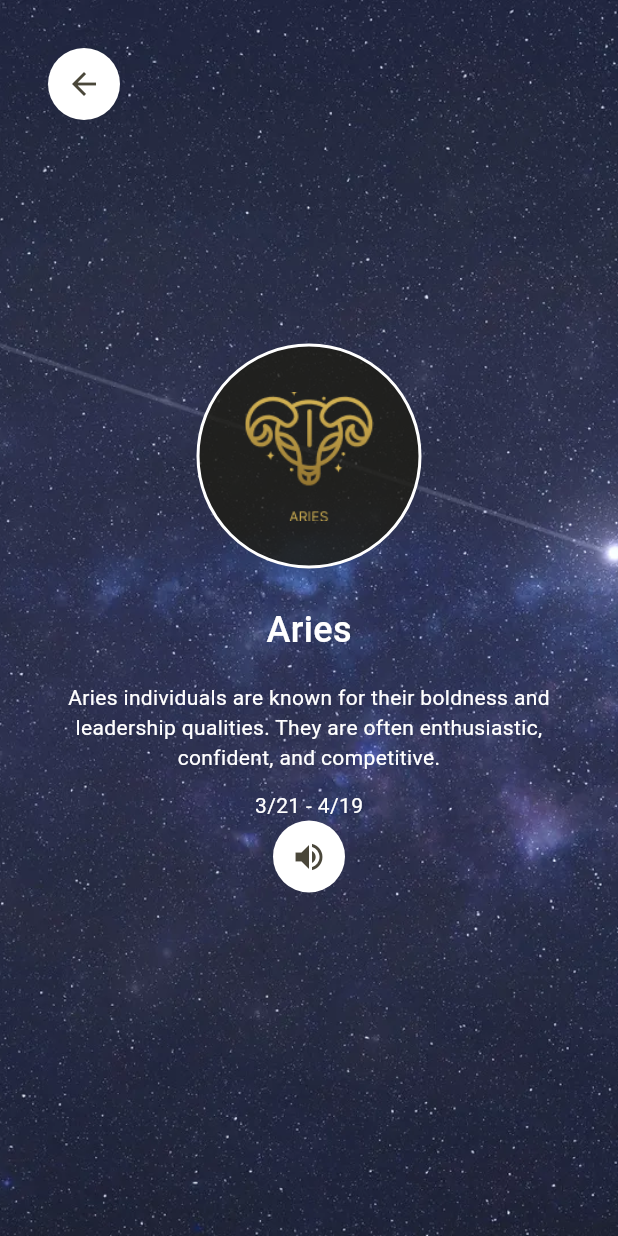
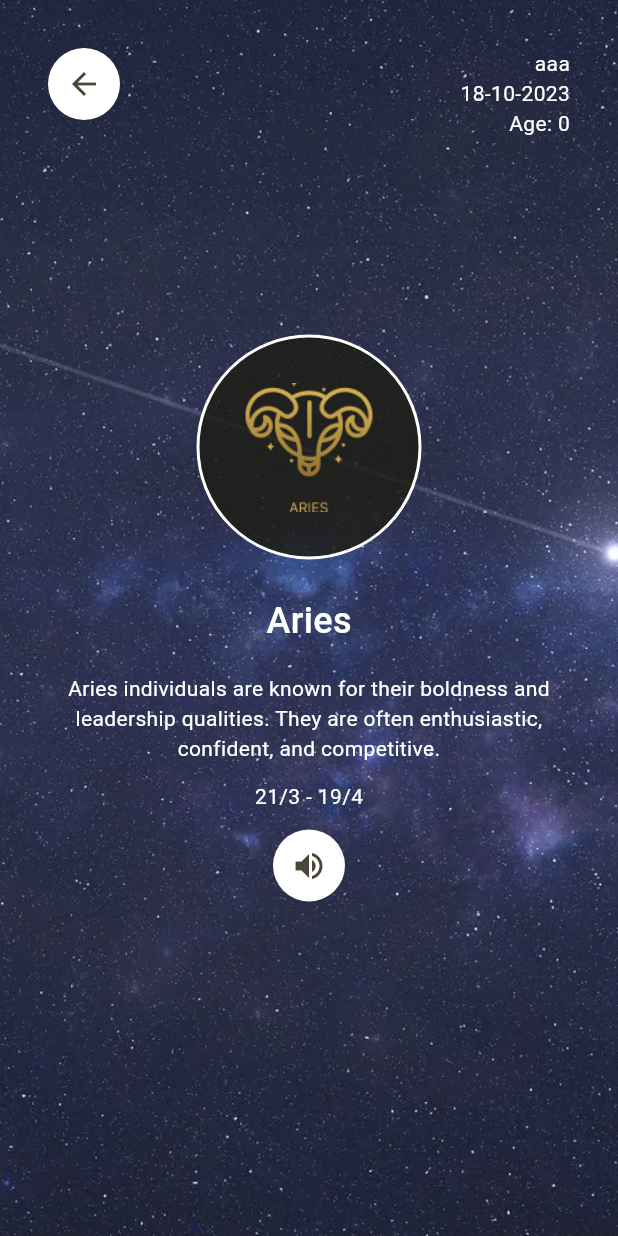
Before and after one commit to wiyantoeric/constellation, a Flutter app: the ConstellationPage screen opened directly with sample values from the repository, on a phone screen of 412 x 824 dp. Run offline on Flutter 3.47's test engine with Material 2 defaults, Android fonts, the phone set to English and light mode, and no system bars; our stand-ins replace flutter_tts, go_router.

Commit message:
feat: add user birthdate

```diff
--- a/lib/page/constellation_page.dart
+++ b/lib/page/constellation_page.dart
@@ -1,4 +1,5 @@
 import 'package:constellation/common/tts.dart';
+import 'package:constellation/common/user_data.dart';
 import 'package:constellation/model/constellation.dart';
 import 'package:flutter/material.dart';
 import 'package:go_router/go_router.dart';
@@ -30,15 +31,44 @@ class _ConstellationPageState extends State<ConstellationPage> {
             padding: const EdgeInsets.all(32),
             child: Container(
               decoration: const BoxDecoration(
-                color: Colors.white, // Set the background color to white
-                shape: BoxShape.circle, // Make it a circular shape
+                color: Colors.white,
+                shape: BoxShape.circle,
               ),
               child: IconButton(
                 onPressed: () async {
                   await flutterTts.stop();
-                  context.go('/');
+                  context.go('/home');
                 },
                 icon: const Icon(Icons.arrow_back),
+              ),
+            ),
+          ),
+          Positioned(
+            right: 0,
+            child: Padding(
+              padding: const EdgeInsets.all(32),
+              child: Column(
+                crossAxisAlignment: CrossAxisAlignment.end,
+                children: [
+                  Text(
+                    user.name,
+                    style: const TextStyle(
+                      color: Colors.white,
+                    ),
+                  ),
+                  Text(
+                    "${user.birthdate.day}-${user.birthdate.month}-${user.birthdate.year}",
+                    style: const TextStyle(
+                      color: Colors.white,
+                    ),
+                  ),
+                  Text(
+                    "Age: ${DateTime.now().year - user.birthdate.year}",
+                    style: const TextStyle(
+                      color: Colors.white,
+                    ),
+                  ),
+                ],
               ),
             ),
           ),
@@ -88,28 +118,29 @@ class _ConstellationPageState extends State<ConstellationPage> {
                       ),
                       const SizedBox(height: 12),
                       Text(
-                        '${widget.constellation.startDate.month}/${widget.constellation.startDate.day} - ${widget.constellation.endDate.month}/${widget.constellation.endDate.day}',
+                        '${widget.constellation.startDate.day}/${widget.constellation.startDate.month} - ${widget.constellation.endDate.day}/${widget.constellation.endDate.month}',
                         style: const TextStyle(
                           color: Colors.white,
                         ),
                       ),
+                      const SizedBox(height: 12),
                       Container(
                         decoration: const BoxDecoration(
-                          color:
-                              Colors.white, // Set the background color to white
-                          shape: BoxShape.circle, // Make it a circular shape
+                          color: Colors.white,
+                          shape: BoxShape.circle,
                         ),
                         child: IconButton(
-                          onPressed: () async => await flutterTts.speak(widget.constellation.desc),
+                          onPressed: () async =>
+                              await flutterTts.speak(widget.constellation.desc),
                           icon: const Icon(Icons.volume_up_sharp),
                         ),
                       ),
                     ],
-                  )
+                  ),
                 ],
               ),
             ),
-          )
+          ),
         ],
       ),
     );
```
Also changed, not shown: lib/page/home_page.dart (+23 -5 lines).
